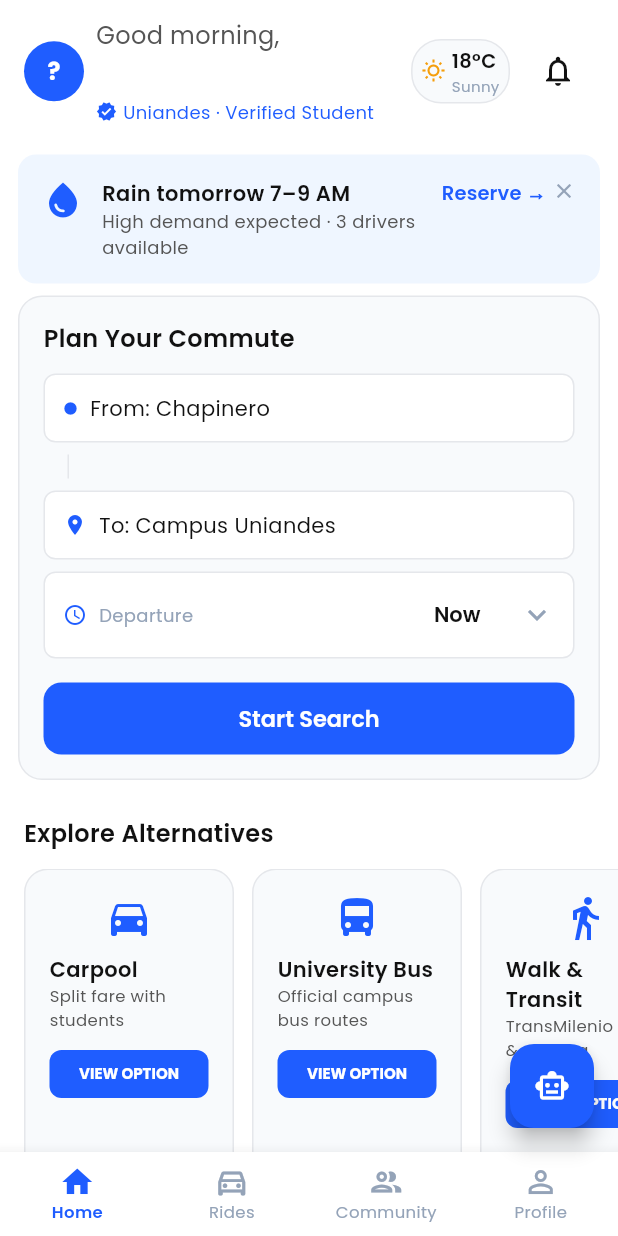
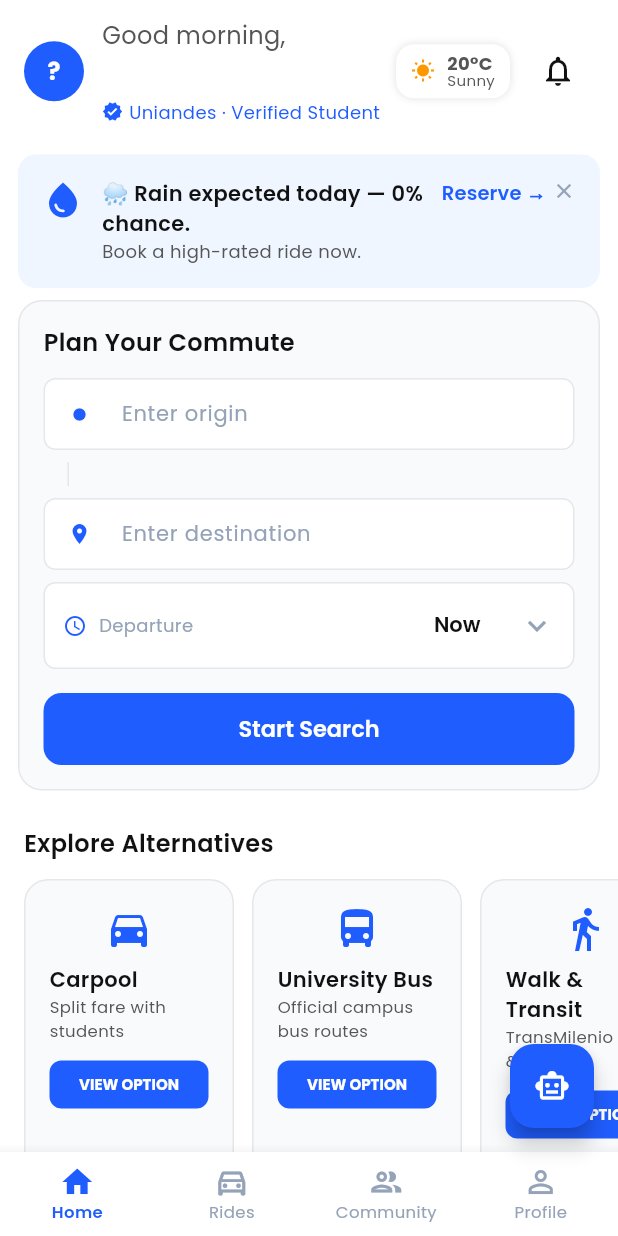
Before and after one commit to MovilesGN01/GN1-Dart, a Flutter app: the HomeScreen screen opened by its route, on a phone screen of 412 x 824 dp. Run offline on Flutter 3.47's test engine with Material 3 defaults, Android fonts, the phone set to English and light mode, and no system bars; our stand-ins replace cloud_firestore, firebase_auth, firebase_core, geolocator, go_router, google_fonts; accounts and stored records are empty; generated files the repository leaves out were written again; network calls fail.

Commit message:
chore: save working version - weather banner, recurring rides, home search

```diff
--- /dev/null
+++ b/lib/data/models/weather_model.dart
@@ -0,0 +1,23 @@
+class WeatherData {
+  final double temperature;
+  final String description;
+  final int precipitationProbability;
+  final bool willRainSoon;
+  final int weatherCode;
+
+  const WeatherData({
+    required this.temperature,
+    required this.description,
+    required this.precipitationProbability,
+    required this.willRainSoon,
+    required this.weatherCode,
+  });
+
+  static const defaultData = WeatherData(
+    temperature: 20.0,
+    description: 'Sunny',
+    precipitationProbability: 0,
+    willRainSoon: false,
+    weatherCode: 0,
+  );
+}
--- a/lib/data/repositories/impl/firebase_auth_repository.dart
+++ b/lib/data/repositories/impl/firebase_auth_repository.dart
@@ -71,4 +71,37 @@ class FirebaseAuthRepository implements UserRepository {
 
     return snapshot.docs.length + 1;
   }
+
+  @override
+  Future<List<Map<String, dynamic>>> getRecurringRoutes(String userId) async {
+    final snapshot = await _firestore
+        .collection('rideHistory')
+        .where('passengerId', isEqualTo: userId)
+        .get();
+
+    final Map<String, Map<String, dynamic>> grouped = {};
+    for (final doc in snapshot.docs) {
+      final data = doc.data();
+      final origin = data['origin'] as String? ?? '';
+      final destination =
+          data['destination'] as String? ?? 'Campus Uniandes';
+      if (origin.isEmpty) continue;
+      if (grouped.containsKey(origin)) {
+        grouped[origin]!['count'] =
+            (grouped[origin]!['count'] as int) + 1;
+      } else {
+        grouped[origin] = {
+          'origin': origin,
+          'destination': destination,
+          'count': 1,
+        };
+      }
+    }
+
+    final sorted = grouped.values.toList()
+      ..sort((a, b) =>
+          (b['count'] as int).compareTo(a['count'] as int));
+
+    return sorted.take(2).toList();
+  }
 }
--- a/lib/data/repositories/impl/mock_user_repository.dart
+++ b/lib/data/repositories/impl/mock_user_repository.dart
@@ -39,4 +39,12 @@ class MockUserRepository implements UserRepository {
   Future<int> getQueuePosition(String userId, String rideId) async {
     return 1;
   }
+
+  @override
+  Future<List<Map<String, dynamic>>> getRecurringRoutes(String userId) async {
+    return [
+      {'origin': 'Chapinero', 'destination': 'Campus Uniandes', 'count': 4},
+      {'origin': 'Usaquén', 'destination': 'Campus Uniandes', 'count': 2},
+    ];
+  }
 }
--- a/lib/data/repositories/user_repository.dart
+++ b/lib/data/repositories/user_repository.dart
@@ -13,4 +13,7 @@ abstract class UserRepository {
 
   /// Returns 1-based position in the ride's queue for the given user.
   Future<int> getQueuePosition(String userId, String rideId);
+
+  /// Returns top 2 routes sorted by frequency from rideHistory.
+  Future<List<Map<String, dynamic>>> getRecurringRoutes(String userId);
 }
--- /dev/null
+++ b/lib/data/repositories/weather_repository.dart
@@ -0,0 +1,5 @@
+import '../models/weather_model.dart';
+
+abstract class WeatherRepository {
+  Future<WeatherData> getCurrentWeather();
+}
--- a/lib/features/auth/auth_viewmodel.dart
+++ b/lib/features/auth/auth_viewmodel.dart
@@ -11,10 +11,12 @@ class AuthViewModel extends ChangeNotifier {
   bool _isLoading = false;
   String? _errorMessage;
   UserModel? _currentUser;
+  List<Map<String, dynamic>> _recurringRoutes = [];
 
   bool get isLoading => _isLoading;
   String? get errorMessage => _errorMessage;
   UserModel? get currentUser => _currentUser;
+  List<Map<String, dynamic>> get recurringRoutes => _recurringRoutes;
 
   Future<bool> signIn(String email, String password) async {
     _isLoading = true;
@@ -59,4 +61,11 @@ class AuthViewModel extends ChangeNotifier {
   Future<int> getQueuePosition(String userId, String rideId) {
     return _repository.getQueuePosition(userId, rideId);
   }
+
+  Future<void> loadRecurringRoutes() async {
+    final userId = await _repository.getCurrentUserId();
+    if (userId == null) return;
+    _recurringRoutes = await _repository.getRecurringRoutes(userId);
+    notifyListeners();
+  }
 }
--- a/lib/features/home/home_screen.dart
+++ b/lib/features/home/home_screen.dart
@@ -6,6 +6,7 @@ import 'package:uniride/shared/widgets/bottom_nav_bar.dart';
 
 import '../../data/models/ride_model.dart';
 import '../../features/auth/auth_viewmodel.dart';
+import '../../features/home/weather_viewmodel.dart';
 import '../../features/rides/ride_viewmodel.dart';
 
 // ── Local colour palette ─────────────────────────────────────────────────────
@@ -18,7 +19,6 @@ abstract final class _HomeColors {
   static const cardSurface   = Color(0xFFF8FAFC);
   static const border        = Color(0xFFE5E7EB);
   static const weatherBg     = Color(0xFFEFF6FF);
-  static const amber         = Color(0xFFF59E0B);
   static const badgeBg       = Color(0xFFE8F5E9);
   static const badgeText     = Color(0xFF2E7D32);
 }
@@ -83,20 +83,29 @@ class _HomeScreenState extends State<HomeScreen> {
   void initState() {
     super.initState();
     context.read<RideViewModel>().loadAvailableRides();
+    WidgetsBinding.instance.addPostFrameCallback((_) {
+      context.read<WeatherViewModel>().loadWeather();
+      context.read<AuthViewModel>().loadRecurringRoutes();
+    });
   }
 
   @override
   Widget build(BuildContext context) {
     final rideVm = context.watch<RideViewModel>();
     final authVm = context.watch<AuthViewModel>();
+    final weatherVm = context.watch<WeatherViewModel>();
 
     final String firstName = authVm.currentUser?.name.split(' ').first ?? 'there';
     final String initial = authVm.currentUser?.name.isNotEmpty == true
         ? authVm.currentUser!.name[0].toUpperCase()
         : '?';
 
+    final now = DateTime.now();
+    final upcomingRides = rideVm.rides.where((r) =>
+        r.departureTime.isAfter(now) &&
+        r.departureTime.isBefore(now.add(const Duration(minutes: 30)))).toList();
     final List<_RideData> displayRides =
-        rideVm.rides.map(_RideData.fromModel).toList();
+        upcomingRides.map(_RideData.fromModel).toList();
 
     return Scaffold(
       backgroundColor: _HomeColors.background,
@@ -119,8 +128,8 @@ class _HomeScreenState extends State<HomeScreen> {
               _HomeHeader(firstName: firstName, initial: initial),
               const SizedBox(height: 8),
 
-              // Weather banner (conditional)
-              if (_showWeatherBanner) ...[
+              // Weather banner (conditional — show whenever weather is loaded)
+              if (_showWeatherBanner && weatherVm.weather != null) ...[
                 _WeatherBanner(
                   onDismiss: () =>
                       setState(() => _showWeatherBanner = false),
@@ -170,7 +179,7 @@ class _HomeScreenState extends State<HomeScreen> {
                 Padding(
                   padding: const EdgeInsets.symmetric(horizontal: 16),
                   child: Text(
-                    'No rides available right now.',
+                    'No rides available in the next 30 minutes.',
                     style: GoogleFonts.poppins(
                       fontSize: 13,
                       color: _HomeColors.muted,
@@ -191,7 +200,7 @@ class _HomeScreenState extends State<HomeScreen> {
               const SizedBox(height: 16),
 
               // Recurring rides
-              const _RecurringRidesSection(),
+              _RecurringRidesSection(routes: authVm.recurringRoutes),
               const SizedBox(height: 24),
             ],
           ),
@@ -227,7 +236,7 @@ class _HomeHeader extends StatelessWidget {
               ),
             ),
           ),
-          const SizedBox(width: 8),
+          const SizedBox(width: 12),
           Expanded(
             child: Column(
               crossAxisAlignment: CrossAxisAlignment.start,
@@ -248,6 +257,7 @@ class _HomeHeader extends StatelessWidget {
                     color: _HomeColors.textPrimary,
                   ),
                 ),
+                // ⚠️ AQUÍ ESTÁ LA CORRECCIÓN DEL NUEVO OVERFLOW
                 Row(
                   children: [
                     const Icon(
@@ -256,11 +266,17 @@ class _HomeHeader extends StatelessWidget {
                       color: _HomeColors.primary,
                     ),
                     const SizedBox(width: 4),
-                    Text(
+                    // 1. Envolvemos el texto en Flexible
+                    Flexible(
+                      child: Text(
                         'Uniandes · Verified Student',
                         style: GoogleFonts.poppins(
                           fontSize: 12,
                           color: _HomeColors.primary,
+                        ),
+                        // 2. Le indicamos que corte con puntos suspensivos si no cabe
+                        maxLines: 1,
+                        overflow: TextOverflow.ellipsis,
                       ),
                     ),
                   ],
@@ -268,7 +284,7 @@ class _HomeHeader extends StatelessWidget {
               ],
             ),
           ),
-          const _WeatherChip(),
+          const _WeatherChip(), // Mantén este con la corrección anterior
           const SizedBox(width: 8),
           IconButton(
             icon: const Icon(
@@ -290,6 +306,10 @@ class _WeatherBanner extends StatelessWidget {
 
   @override
   Widget build(BuildContext context) {
+    final prob = context.watch<WeatherViewModel>()
+            .weather
+            ?.precipitationProbability ??
+        0;
     return Container(
       margin: const EdgeInsets.symmetric(horizontal: 12),
       padding: const EdgeInsets.all(16),
@@ -307,7 +327,7 @@ class _WeatherBanner extends StatelessWidget {
               crossAxisAlignment: CrossAxisAlignment.start,
               children: [
                 Text(
-                  'Rain tomorrow 7–9 AM',
+                  '🌧 Rain expected today — $prob% chance.',
                   style: GoogleFonts.poppins(
                     fontSize: 14,
                     fontWeight: FontWeight.w600,
@@ -315,7 +335,7 @@ class _WeatherBanner extends StatelessWidget {
                   ),
                 ),
                 Text(
-                  'High demand expected · 3 drivers available',
+                  'Book a high-rated ride now.',
                   style: GoogleFonts.poppins(
                     fontSize: 12,
                     color: _HomeColors.textSecondary,
@@ -359,6 +379,8 @@ class _SearchCard extends StatefulWidget {
 }
 
 class _SearchCardState extends State<_SearchCard> {
+  final TextEditingController _fromController = TextEditingController();
+  final TextEditingController _toController = TextEditingController();
   String _selectedTime = 'Now';
   static const _timeOptions = [
     'Now',
@@ -367,6 +389,36 @@ class _SearchCardState extends State<_SearchCard> {
     '8:00 AM',
     '8:30 AM',
   ];
+
+  @override
+  void dispose() {
+    _fromController.dispose();
+    _toController.dispose();
+    super.dispose();
+  }
+
+  InputDecoration _fieldDecoration(String hint, IconData icon, double iconSize) {
+    return InputDecoration(
+      prefixIcon: Icon(icon, size: iconSize, color: _HomeColors.primary),
+      hintText: hint,
+      hintStyle: GoogleFonts.poppins(fontSize: 14, color: _HomeColors.muted),
+      filled: true,
+      fillColor: _HomeColors.background,
+      contentPadding: const EdgeInsets.symmetric(vertical: 12),
+      border: OutlineInputBorder(
+        borderRadius: BorderRadius.circular(8),
+        borderSide: const BorderSide(color: _HomeColors.border),
+      ),
+      enabledBorder: OutlineInputBorder(
+        borderRadius: BorderRadius.circular(8),
+        borderSide: const BorderSide(color: _HomeColors.border),
+      ),
+      focusedBorder: OutlineInputBorder(
+        borderRadius: BorderRadius.circular(8),
+        borderSide: const BorderSide(color: _HomeColors.primary),
+      ),
+    );
+  }
 
   @override
   Widget build(BuildContext context) {
@@ -392,10 +444,10 @@ class _SearchCardState extends State<_SearchCard> {
           const SizedBox(height: 12),
 
           // FROM
-          const _SearchField(
-            icon: Icons.circle,
-            iconSize: 10,
-            label: '  From: Chapinero',
+          TextField(
+            controller: _fromController,
+            style: GoogleFonts.poppins(fontSize: 14, color: _HomeColors.textPrimary),
+            decoration: _fieldDecoration('Enter origin', Icons.circle, 10),
           ),
           const SizedBox(height: 8),
 
@@ -409,10 +461,10 @@ class _SearchCardState extends State<_SearchCard> {
           const SizedBox(height: 8),
 
           // TO
-          const _SearchField(
-            icon: Icons.location_on,
-            iconSize: 16,
-            label: '  To: Campus Uniandes',
+          TextField(
+            controller: _toController,
+            style: GoogleFonts.poppins(fontSize: 14, color: _HomeColors.textPrimary),
+            decoration: _fieldDecoration('Enter destination', Icons.location_on, 16),
           ),
           const SizedBox(height: 8),
 
@@ -471,7 +523,11 @@ class _SearchCardState extends State<_SearchCard> {
             width: double.infinity,
             height: 48,
             child: ElevatedButton(
-              onPressed: () => context.go('/rides'),
+              onPressed: () {
+                final from = Uri.encodeComponent(_fromController.text.trim());
+                final to = Uri.encodeComponent(_toController.text.trim());
+                context.go('/rides?from=$from&to=$to');
+              },
               style: ElevatedButton.styleFrom(
                 backgroundColor: _HomeColors.primary,
                 foregroundColor: _HomeColors.background,
@@ -493,41 +549,6 @@ class _SearchCardState extends State<_SearchCard> {
   }
 }
 
-class _SearchField extends StatelessWidget {
-  const _SearchField({
-    required this.icon,
-    required this.iconSize,
-    required this.label,
-  });
-
-  final IconData icon;
-  final double iconSize;
-  final String label;
-
-  @override
-  Widget build(BuildContext context) {
-    return Container(
-      padding: const EdgeInsets.all(12),
-      decoration: BoxDecoration(
-        color: _HomeColors.background,
-        border: Border.all(color: _HomeColors.border),
-        borderRadius: BorderRadius.circular(8),
-      ),
-      child: Row(
-        children: [
-          Icon(icon, size: iconSize, color: _HomeColors.primary),
-          Text(
-            label,
-            style: GoogleFonts.poppins(
-              fontSize: 14,
-              color: _HomeColors.textPrimary,
-            ),
-          ),
-        ],
-      ),
-    );
-  }
-}
 
 class _RideCard extends StatelessWidget {
   const _RideCard({required this.ride});
@@ -624,7 +645,9 @@ class _RideCard extends StatelessWidget {
 }
 
 class _RecurringRidesSection extends StatelessWidget {
-  const _RecurringRidesSection();
+  const _RecurringRidesSection({required this.routes});
+
+  final List<Map<String, dynamic>> routes;
 
   @override
   Widget build(BuildContext context) {
@@ -656,13 +679,33 @@ class _RecurringRidesSection extends StatelessWidget {
             ],
           ),
         ),
+        if (routes.isEmpty)
+          Padding(
+            padding: const EdgeInsets.symmetric(horizontal: 16, vertical: 8),
+            child: Text(
+              'No recurring rides yet.',
+              style: GoogleFonts.poppins(
+                fontSize: 13,
+                color: _HomeColors.muted,
+              ),
+            ),
+          )
+        else
+          ...routes.asMap().entries.map((entry) {
+            final i = entry.key;
+            final route = entry.value;
+            final origin = route['origin'] as String? ?? '';
+            final destination = route['destination'] as String? ?? 'Campus Uniandes';
+            final count = route['count'] as int? ?? 0;
+            return Column(
+              children: [
                 ListTile(
                   leading: const CircleAvatar(
                     backgroundColor: _HomeColors.weatherBg,
-            child: Icon(Icons.home_outlined, color: _HomeColors.primary),
+                    child: Icon(Icons.route, color: _HomeColors.primary),
                   ),
                   title: Text(
-            'Home → Campus',
+                    '$origin → $destination',
                     style: GoogleFonts.poppins(
                       fontSize: 14,
                       fontWeight: FontWeight.w500,
@@ -670,10 +713,17 @@ class _RecurringRidesSection extends StatelessWidget {
                     ),
                   ),
                   subtitle: Text(
-            'Mon, Wed, Fri · 08:30 AM',
-            style: GoogleFonts.poppins(fontSize: 12, color: _HomeColors.muted),
+                    'Used $count times this month',
+                    style: GoogleFonts.poppins(
+                        fontSize: 12, color: _HomeColors.muted),
+                  ),
+                  trailing: const Icon(
+                    Icons.arrow_forward_ios,
+                    size: 14,
+                    color: _HomeColors.muted,
                   ),
                 ),
+                if (i < routes.length - 1)
                   const Divider(
                     color: _HomeColors.border,
                     thickness: 1,
@@ -681,24 +731,9 @@ class _RecurringRidesSection extends StatelessWidget {
                     indent: 16,
                     endIndent: 16,
                   ),
-        ListTile(
-          leading: const CircleAvatar(
-            backgroundColor: _HomeColors.weatherBg,
-            child: Icon(Icons.school_outlined, color: _HomeColors.primary),
-          ),
-          title: Text(
-            'Work → Campus',
-            style: GoogleFonts.poppins(
-              fontSize: 14,
-              fontWeight: FontWeight.w500,
-              color: _HomeColors.textPrimary,
-            ),
-          ),
-          subtitle: Text(
-            'Daily · 05:45 PM',
-            style: GoogleFonts.poppins(fontSize: 12, color: _HomeColors.muted),
-          ),
-        ),
+              ],
+            );
+          }),
       ],
     );
   }
@@ -709,48 +744,73 @@ class _WeatherChip extends StatelessWidget {
 
   @override
   Widget build(BuildContext context) {
+    final weather = context.watch<WeatherViewModel>().weather;
+
+    // Manejo de estado cuando el clima aún no carga
+    if (weather == null) {
       return Container(
-      padding: const EdgeInsets.symmetric(horizontal: 6, vertical: 4),
+        padding: const EdgeInsets.symmetric(horizontal: 12, vertical: 8),
         decoration: BoxDecoration(
-        color: _HomeColors.cardSurface,
-        borderRadius: BorderRadius.circular(20),
-        border: Border.all(color: _HomeColors.border),
+          color: Colors.white,
+          borderRadius: BorderRadius.circular(16),
+          boxShadow: const [BoxShadow(color: Colors.black12, blurRadius: 4)],
+        ),
+        child: const Text('--', style: TextStyle(fontSize: 11)),
+      );
+    }
+
+    return Container(
+      // Reducimos un poco el ancho máximo ya que ahora es vertical
+      constraints: const BoxConstraints(maxWidth: 110),
+      padding: const EdgeInsets.symmetric(horizontal: 10, vertical: 6),
+      decoration: BoxDecoration(
+        color: Colors.white,
+        borderRadius: BorderRadius.circular(12), // Un borde un poco menos redondo queda mejor con columnas
+        boxShadow: const [
+          BoxShadow(color: Colors.black12, blurRadius: 4),
+        ],
       ),
       child: Row(
         mainAxisSize: MainAxisSize.min,
         children: [
-          const Icon(
-            Icons.wb_sunny_outlined,
-            size: 16,
-            color: _HomeColors.amber,
-          ),
-          const SizedBox(width: 4),
-          Column(
+          // Agrandé un poquitico el icono para que balancee con las dos líneas de texto
+          const Icon(Icons.wb_sunny, size: 16, color: Colors.orange),
+          const SizedBox(width: 8),
+          Flexible(
+            child: Column(
+              mainAxisSize: MainAxisSize.min,
               crossAxisAlignment: CrossAxisAlignment.start,
-            mainAxisSize: MainAxisSize.min,
               children: [
+                // Línea 1: Temperatura
                 Text(
-                '18°C',
-                style: GoogleFonts.poppins(
-                  fontSize: 13,
-                  fontWeight: FontWeight.w600,
-                  color: _HomeColors.textPrimary,
+                  '${weather.temperature.toStringAsFixed(0)}°C',
+                  style: const TextStyle(
+                    fontSize: 12,
+                    fontWeight: FontWeight.w700, // Un poco más gordita para destacar
+                    height: 1.1, // Reduce el salto de línea para que se vean unidos
                   ),
                 ),
+                // Línea 2: Descripción
                 Text(
-                'Sunny',
-                style: GoogleFonts.poppins(
+                  weather.description,
+                  style: const TextStyle(
                     fontSize: 10,
-                  color: _HomeColors.muted,
+                    fontWeight: FontWeight.w400,
+                    color: Color(0xFF555555), // Un gris sutil
+                    height: 1.1,
                   ),
+                  maxLines: 1,
+                  overflow: TextOverflow.ellipsis,
                 ),
               ],
+            ),
           ),
         ],
       ),
     );
   }
 }
+
 
 class _ExploreAlternatives extends StatelessWidget {
   const _ExploreAlternatives();
--- /dev/null
+++ b/lib/features/home/weather_viewmodel.dart
@@ -0,0 +1,26 @@
+import 'package:flutter/foundation.dart';
+
+import '../../data/repositories/weather_repository.dart';
+import '../../data/models/weather_model.dart';
+
+class WeatherViewModel extends ChangeNotifier {
+  final WeatherRepository _repository;
+
+  WeatherViewModel(this._repository);
+
+  WeatherData? _weather;
+  bool _isLoading = false;
+
+  WeatherData? get weather => _weather;
+  bool get isLoading => _isLoading;
+
+  Future<void> loadWeather() async {
+    _isLoading = true;
+    notifyListeners();
+
+    _weather = await _repository.getCurrentWeather();
+
+    _isLoading = false;
+    notifyListeners();
+  }
+}
--- a/lib/main.dart
+++ b/lib/main.dart
@@ -7,7 +7,9 @@ import 'core/routes.dart';
 import 'core/theme.dart';
 import 'data/repositories/impl/firebase_auth_repository.dart';
 import 'data/repositories/impl/firebase_ride_repository.dart';
+import 'data/repositories/impl/open_meteo_repository.dart';
 import 'features/auth/auth_viewmodel.dart';
+import 'features/home/weather_viewmodel.dart';
 import 'features/rides/ride_viewmodel.dart';
 
 void main() async {
@@ -23,6 +25,9 @@ void main() async {
         ),
         ChangeNotifierProvider(
           create: (_) => AuthViewModel(FirebaseAuthRepository()),
+        ),
+        ChangeNotifierProvider(
+          create: (_) => WeatherViewModel(OpenMeteoRepository()),
         ),
       ],
       child: const UniRideApp(),
```
Also changed, not shown: lib/data/repositories/impl/open_meteo_repository.dart (added, +72 -0 lines), lib/features/rides/available_rides_screen.dart (+18 -0 lines). Lines whose indentation alone changed are shown as unchanged.
